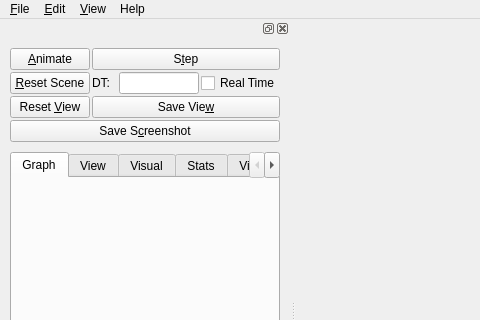
sofa-framework/sofa, file Sofa/GUI/Qt/src/sofa/gui/qt/GUI.ui: the form before one commit; both pictures show x 0 to 480 and y 0 to 320 of the 800 by 600 pixel window.
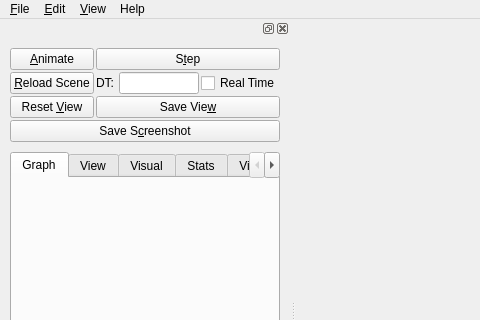
The form after the commit. Icons and pictures are not drawn.

Commit message:
[GUI] Remove the reset button, replaced by reload scene (#3123)
* [GUI] Remove reset scene button

```diff
--- a/Sofa/GUI/Qt/src/sofa/gui/qt/GUI.ui
+++ b/Sofa/GUI/Qt/src/sofa/gui/qt/GUI.ui
@@ -227,7 +227,7 @@
              <string>Reset the Simulation  (t=0)</string>
             </property>
             <property name="text">
-             <string>&amp;Reset Scene</string>
+             <string>&amp;Reload Scene</string>
             </property>
             <property name="shortcut">
              <string>Alt+R</string>
```
Left out of the diff: 4 changed lines with no effect on the pictures. The commit also changes 2 other files.
